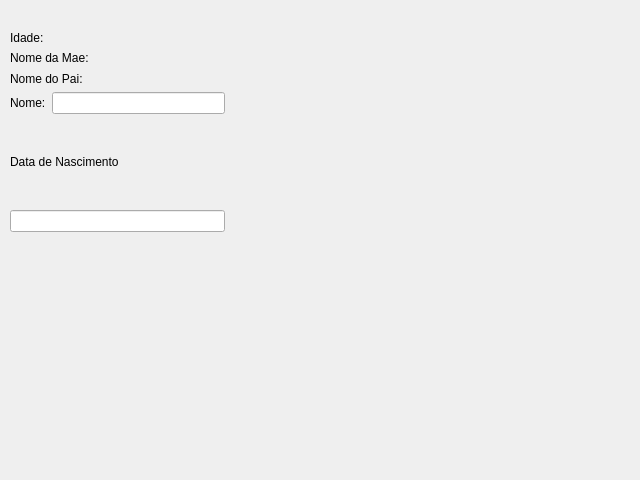
Before: the Qt Designer form src/main/python/ui/widgets/alunoForm.ui in matheusfillipe/ganec, drawn with Qt 5.
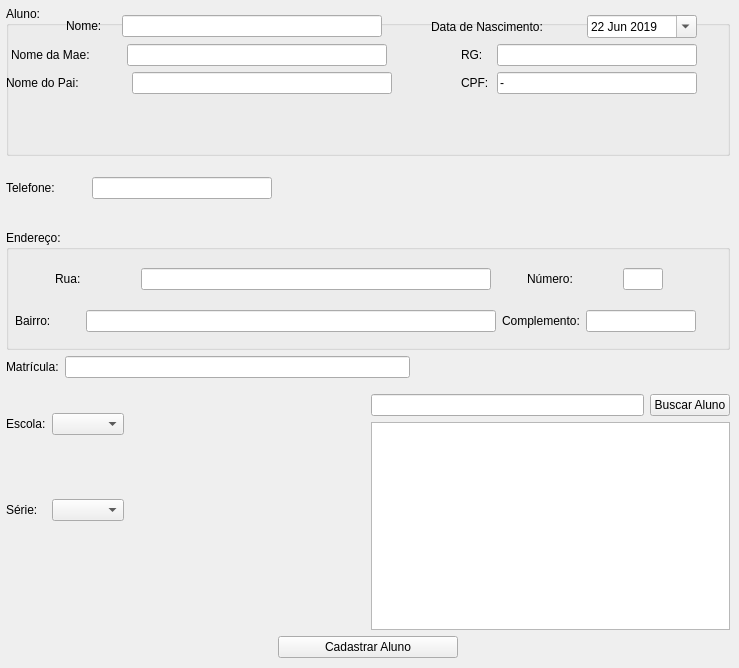
After: the same form once the commit is applied. Icons and pictures are not drawn.

Patch:
```diff
--- a/src/main/python/ui/widgets/alunoForm.ui
+++ b/src/main/python/ui/widgets/alunoForm.ui
@@ -6,71 +6,1153 @@
    <rect>
     <x>0</x>
     <y>0</y>
-    <width>640</width>
-    <height>480</height>
+    <width>739</width>
+    <height>668</height>
    </rect>
   </property>
+  <property name="sizePolicy">
+   <sizepolicy hsizetype="Expanding" vsizetype="Expanding">
+    <horstretch>0</horstretch>
+    <verstretch>0</verstretch>
+   </sizepolicy>
+  </property>
+  <property name="minimumSize">
+   <size>
+    <width>720</width>
+    <height>500</height>
+   </size>
+  </property>
+  <property name="maximumSize">
+   <size>
+    <width>10000</width>
+    <height>1000</height>
+   </size>
+  </property>
+  <property name="mouseTracking">
+   <bool>false</bool>
+  </property>
   <property name="windowTitle">
    <string>Form</string>
   </property>
-  <widget class="QWidget" name="">
+  <property name="windowIcon">
+   <iconset theme="a">
+    <normaloff>.</normaloff>.</iconset>
+  </property>
+  <property name="windowOpacity">
+   <double>1.000000000000000</double>
+  </property>
+  <widget class="QWidget" name="layoutWidget">
    <property name="geometry">
     <rect>
-     <x>10</x>
-     <y>30</y>
-     <width>215</width>
-     <height>202</height>
+     <x>6</x>
+     <y>6</y>
+     <width>724</width>
+     <height>652</height>
     </rect>
    </property>
-   <layout class="QVBoxLayout" name="verticalLayout_2">
+   <layout class="QVBoxLayout" name="verticalLayout_2" stretch="0,0,0,0,0,0">
+    <property name="sizeConstraint">
+     <enum>QLayout::SetMaximumSize</enum>
+    </property>
+    <property name="leftMargin">
+     <number>0</number>
+    </property>
+    <property name="rightMargin">
+     <number>0</number>
+    </property>
+    <property name="bottomMargin">
+     <number>0</number>
+    </property>
     <item>
      <layout class="QVBoxLayout" name="verticalLayout">
+      <property name="sizeConstraint">
+       <enum>QLayout::SetMaximumSize</enum>
+      </property>
       <item>
-       <widget class="QLabel" name="label_2">
-        <property name="text">
-         <string>Idade:</string>
+       <widget class="QGroupBox" name="groupBox">
+        <property name="sizePolicy">
+         <sizepolicy hsizetype="Expanding" vsizetype="Preferred">
+          <horstretch>0</horstretch>
+          <verstretch>0</verstretch>
+         </sizepolicy>
         </property>
+        <property name="minimumSize">
+         <size>
+          <width>720</width>
+          <height>150</height>
+         </size>
+        </property>
+        <property name="maximumSize">
+         <size>
+          <width>1000</width>
+          <height>16777215</height>
+         </size>
+        </property>
+        <property name="title">
+         <string>Aluno:</string>
+        </property>
+        <widget class="QWidget" name="verticalLayoutWidget">
+         <property name="geometry">
+          <rect>
+           <x>0</x>
+           <y>9</y>
+           <width>691</width>
+           <height>131</height>
+          </rect>
+         </property>
+         <layout class="QVBoxLayout" name="verticalLayout_4">
+          <property name="sizeConstraint">
+           <enum>QLayout::SetMinAndMaxSize</enum>
+          </property>
+          <property name="topMargin">
+           <number>0</number>
+          </property>
+          <item>
+           <layout class="QHBoxLayout" name="horizontalLayout">
+            <property name="sizeConstraint">
+             <enum>QLayout::SetNoConstraint</enum>
+            </property>
+            <item>
+             <spacer name="horizontalSpacer">
+              <property name="orientation">
+               <enum>Qt::Horizontal</enum>
+              </property>
+              <property name="sizeType">
+               <enum>QSizePolicy::Fixed</enum>
+              </property>
+              <property name="sizeHint" stdset="0">
+               <size>
+                <width>60</width>
+                <height>20</height>
+               </size>
+              </property>
+             </spacer>
+            </item>
+            <item>
+             <widget class="QLabel" name="label">
+              <property name="sizePolicy">
+               <sizepolicy hsizetype="Fixed" vsizetype="Preferred">
+                <horstretch>0</horstretch>
+                <verstretch>0</verstretch>
+               </sizepolicy>
+              </property>
+              <property name="minimumSize">
+               <size>
+                <width>50</width>
+                <height>0</height>
+               </size>
+              </property>
+              <property name="maximumSize">
+               <size>
+                <width>35</width>
+                <height>20</height>
+               </size>
+              </property>
+              <property name="text">
+               <string>Nome:</string>
+              </property>
+             </widget>
+            </item>
+            <item>
+             <widget class="QLineEdit" name="lineEditNome">
+              <property name="sizePolicy">
+               <sizepolicy hsizetype="Expanding" vsizetype="Fixed">
+                <horstretch>0</horstretch>
+                <verstretch>0</verstretch>
+               </sizepolicy>
+              </property>
+              <property name="minimumSize">
+               <size>
+                <width>260</width>
+                <height>0</height>
+               </size>
+              </property>
+              <property name="maximumSize">
+               <size>
+                <width>16777215</width>
+                <height>16777215</height>
+               </size>
+              </property>
+             </widget>
+            </item>
+            <item>
+             <spacer name="horizontalSpacer_2">
+              <property name="orientation">
+               <enum>Qt::Horizontal</enum>
+              </property>
+              <property name="sizeType">
+               <enum>QSizePolicy::Expanding</enum>
+              </property>
+              <property name="sizeHint" stdset="0">
+               <size>
+                <width>50</width>
+                <height>20</height>
+               </size>
+              </property>
+             </spacer>
+            </item>
+            <item>
+             <widget class="QLabel" name="label_5">
+              <property name="sizePolicy">
+               <sizepolicy hsizetype="Preferred" vsizetype="Preferred">
+                <horstretch>100</horstretch>
+                <verstretch>0</verstretch>
+               </sizepolicy>
+              </property>
+              <property name="minimumSize">
+               <size>
+                <width>150</width>
+                <height>0</height>
+               </size>
+              </property>
+              <property name="maximumSize">
+               <size>
+                <width>90</width>
+                <height>16777215</height>
+               </size>
+              </property>
+              <property name="text">
+               <string>Data de Nascimento:</string>
+              </property>
+             </widget>
+            </item>
+            <item>
+             <widget class="QDateEdit" name="dateEditNascimento">
+              <property name="sizePolicy">
+               <sizepolicy hsizetype="Fixed" vsizetype="Fixed">
+                <horstretch>90</horstretch>
+                <verstretch>0</verstretch>
+               </sizepolicy>
+              </property>
+              <property name="minimumSize">
+               <size>
+                <width>110</width>
+                <height>0</height>
+               </size>
+              </property>
+              <property name="maximumSize">
+               <size>
+                <width>100</width>
+                <height>16777215</height>
+               </size>
+              </property>
+              <property name="buttonSymbols">
+               <enum>QAbstractSpinBox::PlusMinus</enum>
+              </property>
+              <property name="dateTime">
+               <datetime>
+                <hour>0</hour>
+                <minute>0</minute>
+                <second>0</second>
+                <year>2019</year>
+                <month>6</month>
+                <day>22</day>
+               </datetime>
+              </property>
+              <property name="calendarPopup">
+               <bool>true</bool>
+              </property>
+             </widget>
+            </item>
+           </layout>
+          </item>
+          <item>
+           <layout class="QHBoxLayout" name="horizontalLayout_5">
+            <property name="sizeConstraint">
+             <enum>QLayout::SetMaximumSize</enum>
+            </property>
+            <item>
+             <spacer name="horizontalSpacer_11">
+              <property name="orientation">
+               <enum>Qt::Horizontal</enum>
+              </property>
+              <property name="sizeType">
+               <enum>QSizePolicy::Fixed</enum>
+              </property>
+              <property name="sizeHint" stdset="0">
+               <size>
+                <width>5</width>
+                <height>20</height>
+               </size>
+              </property>
+             </spacer>
+            </item>
+            <item>
+             <widget class="QLabel" name="label_3">
+              <property name="enabled">
+               <bool>true</bool>
+              </property>
+              <property name="sizePolicy">
+               <sizepolicy hsizetype="Fixed" vsizetype="Fixed">
+                <horstretch>0</horstretch>
+                <verstretch>0</verstretch>
+               </sizepolicy>
+              </property>
+              <property name="minimumSize">
+               <size>
+                <width>110</width>
+                <height>0</height>
+               </size>
+              </property>
+              <property name="maximumSize">
+               <size>
+                <width>80</width>
+                <height>16777215</height>
+               </size>
+              </property>
+              <property name="text">
+               <string>Nome da Mae:</string>
+              </property>
+             </widget>
+            </item>
+            <item>
+             <widget class="QLineEdit" name="lineEditNomeDaMae">
+              <property name="minimumSize">
+               <size>
+                <width>260</width>
+                <height>0</height>
+               </size>
+              </property>
+              <property name="maximumSize">
+               <size>
+                <width>16777215</width>
+                <height>16777215</height>
+               </size>
+              </property>
+             </widget>
+            </item>
+            <item>
+             <spacer name="horizontalSpacer_6">
+              <property name="orientation">
+               <enum>Qt::Horizontal</enum>
+              </property>
+              <property name="sizeType">
+               <enum>QSizePolicy::Expanding</enum>
+              </property>
+              <property name="sizeHint" stdset="0">
+               <size>
+                <width>50</width>
+                <height>20</height>
+               </size>
+              </property>
+             </spacer>
+            </item>
+            <item>
+             <widget class="QLabel" name="label_10">
+              <property name="minimumSize">
+               <size>
+                <width>30</width>
+                <height>0</height>
+               </size>
+              </property>
+              <property name="maximumSize">
+               <size>
+                <width>30</width>
+                <height>16777215</height>
+               </size>
+              </property>
+              <property name="text">
+               <string>RG:</string>
+              </property>
+             </widget>
+            </item>
+            <item>
+             <widget class="QLineEdit" name="lineEditRG">
+              <property name="minimumSize">
+               <size>
+                <width>200</width>
+                <height>0</height>
+               </size>
+              </property>
+              <property name="maximumSize">
+               <size>
+                <width>200</width>
+                <height>16777215</height>
+               </size>
+              </property>
+              <property name="inputMethodHints">
+               <set>Qt::ImhPreferNumbers</set>
+              </property>
+             </widget>
+            </item>
+           </layout>
+          </item>
+          <item>
+           <layout class="QHBoxLayout" name="horizontalLayout_3">
+            <property name="sizeConstraint">
+             <enum>QLayout::SetMaximumSize</enum>
+            </property>
+            <item>
+             <widget class="QLabel" name="label_4">
+              <property name="sizePolicy">
+               <sizepolicy hsizetype="Fixed" vsizetype="Preferred">
+                <horstretch>0</horstretch>
+                <verstretch>0</verstretch>
+               </sizepolicy>
+              </property>
+              <property name="minimumSize">
+               <size>
+                <width>120</width>
+                <height>0</height>
+               </size>
+              </property>
+              <property name="maximumSize">
+               <size>
+                <width>62</width>
+                <height>16777215</height>
+               </size>
+              </property>
+              <property name="text">
+               <string>Nome do Pai:</string>
+              </property>
+             </widget>
+            </item>
+            <item>
+             <widget class="QLineEdit" name="lineEditNomeDoPai">
+              <property name="minimumSize">
+               <size>
+                <width>260</width>
+                <height>0</height>
+               </size>
+              </property>
+              <property name="maximumSize">
+               <size>
+                <width>16777215</width>
+                <height>16777215</height>
+               </size>
+              </property>
+             </widget>
+            </item>
+            <item>
+             <spacer name="horizontalSpacer_7">
+              <property name="orientation">
+               <enum>Qt::Horizontal</enum>
+              </property>
+              <property name="sizeType">
+               <enum>QSizePolicy::Expanding</enum>
+              </property>
+              <property name="sizeHint" stdset="0">
+               <size>
+                <width>50</width>
+                <height>20</height>
+               </size>
+              </property>
+             </spacer>
+            </item>
+            <item>
+             <widget class="QLabel" name="label_9">
+              <property name="minimumSize">
+               <size>
+                <width>30</width>
+                <height>0</height>
+               </size>
+              </property>
+              <property name="maximumSize">
+               <size>
+                <width>30</width>
+                <height>16777215</height>
+               </size>
+              </property>
+              <property name="text">
+               <string>CPF:</string>
+              </property>
+             </widget>
+            </item>
+            <item>
+             <widget class="QLineEdit" name="lineEditCPF">
+              <property name="sizePolicy">
+               <sizepolicy hsizetype="Expanding" vsizetype="Fixed">
+                <horstretch>0</horstretch>
+                <verstretch>0</verstretch>
+               </sizepolicy>
+              </property>
+              <property name="minimumSize">
+               <size>
+                <width>200</width>
+                <height>0</height>
+               </size>
+              </property>
+              <property name="maximumSize">
+               <size>
+                <width>200</width>
+                <height>16777215</height>
+               </size>
+              </property>
+              <property name="inputMethodHints">
+               <set>Qt::ImhPreferNumbers</set>
+              </property>
+              <property name="text">
+               <string>-</string>
+              </property>
+             </widget>
+            </item>
+           </layout>
+          </item>
+         </layout>
+        </widget>
        </widget>
       </item>
+     </layout>
+    </item>
+    <item>
+     <spacer name="verticalSpacer_6">
+      <property name="orientation">
+       <enum>Qt::Vertical</enum>
+      </property>
+      <property name="sizeType">
+       <enum>QSizePolicy::Fixed</enum>
+      </property>
+      <property name="sizeHint" stdset="0">
+       <size>
+        <width>20</width>
+        <height>15</height>
+       </size>
+      </property>
+     </spacer>
+    </item>
+    <item>
+     <layout class="QHBoxLayout" name="horizontalLayout_9">
+      <property name="topMargin">
+       <number>0</number>
+      </property>
       <item>
-       <widget class="QLabel" name="label_3">
+       <widget class="QLabel" name="label_13">
+        <property name="minimumSize">
+         <size>
+          <width>80</width>
+          <height>0</height>
+         </size>
+        </property>
+        <property name="maximumSize">
+         <size>
+          <width>50</width>
+          <height>16777215</height>
+         </size>
+        </property>
         <property name="text">
-         <string>Nome da Mae:</string>
+         <string>Telefone:</string>
         </property>
        </widget>
       </item>
       <item>
-       <widget class="QLabel" name="label_4">
-        <property name="text">
-         <string>Nome do Pai:</string>
+       <widget class="QLineEdit" name="lineEditTelefone">
+        <property name="maximumSize">
+         <size>
+          <width>180</width>
+          <height>16777215</height>
+         </size>
         </property>
        </widget>
       </item>
       <item>
-       <layout class="QHBoxLayout" name="horizontalLayout">
+       <spacer name="horizontalSpacer_3">
+        <property name="orientation">
+         <enum>Qt::Horizontal</enum>
+        </property>
+        <property name="sizeHint" stdset="0">
+         <size>
+          <width>30</width>
+          <height>20</height>
+         </size>
+        </property>
+       </spacer>
+      </item>
+     </layout>
+    </item>
+    <item>
+     <spacer name="verticalSpacer_4">
+      <property name="orientation">
+       <enum>Qt::Vertical</enum>
+      </property>
+      <property name="sizeType">
+       <enum>QSizePolicy::Fixed</enum>
+      </property>
+      <property name="sizeHint" stdset="0">
+       <size>
+        <width>20</width>
+        <height>15</height>
+       </size>
+      </property>
+     </spacer>
+    </item>
+    <item>
+     <widget class="QGroupBox" name="groupBox_2">
+      <property name="sizePolicy">
+       <sizepolicy hsizetype="Preferred" vsizetype="Fixed">
+        <horstretch>0</horstretch>
+        <verstretch>0</verstretch>
+       </sizepolicy>
+      </property>
+      <property name="minimumSize">
+       <size>
+        <width>500</width>
+        <height>120</height>
+       </size>
+      </property>
+      <property name="maximumSize">
+       <size>
+        <width>16777215</width>
+        <height>100</height>
+       </size>
+      </property>
+      <property name="title">
+       <string>Endereço:</string>
+      </property>
+      <widget class="QWidget" name="verticalLayoutWidget_2">
+       <property name="geometry">
+        <rect>
+         <x>9</x>
+         <y>19</y>
+         <width>681</width>
+         <height>97</height>
+        </rect>
+       </property>
+       <layout class="QVBoxLayout" name="verticalLayout_5">
         <item>
-         <widget class="QLabel" name="label">
-          <property name="text">
-           <string>Nome:</string>
+         <spacer name="verticalSpacer">
+          <property name="orientation">
+           <enum>Qt::Vertical</enum>
           </property>
-         </widget>
+          <property name="sizeType">
+           <enum>QSizePolicy::Fixed</enum>
+          </property>
+          <property name="sizeHint" stdset="0">
+           <size>
+            <width>5</width>
+            <height>5</height>
+           </size>
+          </property>
+         </spacer>
         </item>
         <item>
-         <widget class="QLineEdit" name="lineEdit"/>
+         <layout class="QHBoxLayout" name="horizontalLayout_4">
+          <item>
+           <spacer name="horizontalSpacer_5">
+            <property name="orientation">
+             <enum>Qt::Horizontal</enum>
+            </property>
+            <property name="sizeType">
+             <enum>QSizePolicy::Fixed</enum>
+            </property>
+            <property name="sizeHint" stdset="0">
+             <size>
+              <width>10</width>
+              <height>20</height>
+             </size>
+            </property>
+           </spacer>
+          </item>
+          <item>
+           <widget class="QLabel" name="label_6">
+            <property name="sizePolicy">
+             <sizepolicy hsizetype="Minimum" vsizetype="Minimum">
+              <horstretch>0</horstretch>
+              <verstretch>0</verstretch>
+             </sizepolicy>
+            </property>
+            <property name="minimumSize">
+             <size>
+              <width>50</width>
+              <height>0</height>
+             </size>
+            </property>
+            <property name="maximumSize">
+             <size>
+              <width>25</width>
+              <height>16777215</height>
+             </size>
+            </property>
+            <property name="text">
+             <string>Rua:</string>
+            </property>
+           </widget>
+          </item>
+          <item>
+           <widget class="QLineEdit" name="lineEditRua">
+            <property name="sizePolicy">
+             <sizepolicy hsizetype="Expanding" vsizetype="Fixed">
+              <horstretch>0</horstretch>
+              <verstretch>0</verstretch>
+             </sizepolicy>
+            </property>
+            <property name="minimumSize">
+             <size>
+              <width>0</width>
+              <height>0</height>
+             </size>
+            </property>
+            <property name="maximumSize">
+             <size>
+              <width>350</width>
+              <height>16777215</height>
+             </size>
+            </property>
+           </widget>
+          </item>
+          <item>
+           <widget class="QLabel" name="label_7">
+            <property name="sizePolicy">
+             <sizepolicy hsizetype="Maximum" vsizetype="Maximum">
+              <horstretch>0</horstretch>
+              <verstretch>0</verstretch>
+             </sizepolicy>
+            </property>
+            <property name="minimumSize">
+             <size>
+              <width>40</width>
+              <height>0</height>
+             </size>
+            </property>
+            <property name="maximumSize">
+             <size>
+              <width>60</width>
+              <height>16777215</height>
+             </size>
+            </property>
+            <property name="text">
+             <string>Número:</string>
+            </property>
+           </widget>
+          </item>
+          <item>
+           <widget class="QLineEdit" name="lineEditNumero">
+            <property name="sizePolicy">
+             <sizepolicy hsizetype="Fixed" vsizetype="Fixed">
+              <horstretch>0</horstretch>
+              <verstretch>0</verstretch>
+             </sizepolicy>
+            </property>
+            <property name="minimumSize">
+             <size>
+              <width>40</width>
+              <height>10</height>
+             </size>
+            </property>
+            <property name="maximumSize">
+             <size>
+              <width>40</width>
+              <height>16777215</height>
+             </size>
+            </property>
+            <property name="inputMethodHints">
+             <set>Qt::ImhPreferNumbers</set>
+            </property>
+           </widget>
+          </item>
+         </layout>
+        </item>
+        <item>
+         <layout class="QHBoxLayout" name="horizontalLayout_6">
+          <item>
+           <widget class="QLabel" name="label_8">
+            <property name="minimumSize">
+             <size>
+              <width>65</width>
+              <height>0</height>
+             </size>
+            </property>
+            <property name="maximumSize">
+             <size>
+              <width>35</width>
+              <height>16777215</height>
+             </size>
+            </property>
+            <property name="text">
+             <string>Bairro:</string>
+            </property>
+           </widget>
+          </item>
+          <item>
+           <widget class="QLineEdit" name="lineEditBairro">
+            <property name="sizePolicy">
+             <sizepolicy hsizetype="Expanding" vsizetype="Fixed">
+              <horstretch>0</horstretch>
+              <verstretch>0</verstretch>
+             </sizepolicy>
+            </property>
+            <property name="minimumSize">
+             <size>
+              <width>0</width>
+              <height>0</height>
+             </size>
+            </property>
+            <property name="maximumSize">
+             <size>
+              <width>16777215</width>
+              <height>16777215</height>
+             </size>
+            </property>
+           </widget>
+          </item>
+          <item>
+           <widget class="QLabel" name="label_11">
+            <property name="minimumSize">
+             <size>
+              <width>70</width>
+              <height>0</height>
+             </size>
+            </property>
+            <property name="maximumSize">
+             <size>
+              <width>120</width>
+              <height>16777215</height>
+             </size>
+            </property>
+            <property name="text">
+             <string>Complemento:</string>
+            </property>
+           </widget>
+          </item>
+          <item>
+           <widget class="QLineEdit" name="lineEditComplemento">
+            <property name="sizePolicy">
+             <sizepolicy hsizetype="Expanding" vsizetype="Fixed">
+              <horstretch>0</horstretch>
+              <verstretch>0</verstretch>
+             </sizepolicy>
+            </property>
+            <property name="minimumSize">
+             <size>
+              <width>50</width>
+              <height>0</height>
+             </size>
+            </property>
+            <property name="maximumSize">
+             <size>
+              <width>110</width>
+              <height>16777215</height>
+             </size>
+            </property>
+           </widget>
+          </item>
+         </layout>
         </item>
        </layout>
-      </item>
-     </layout>
-    </item>
-    <item>
-     <widget class="QLabel" name="label_5">
-      <property name="text">
-       <string>Data de Nascimento</string>
-      </property>
+      </widget>
      </widget>
     </item>
     <item>
-     <widget class="QLineEdit" name="lineEdit_2"/>
+     <layout class="QHBoxLayout" name="horizontalLayout_2">
+      <item>
+       <layout class="QVBoxLayout" name="verticalLayout_3">
+        <item>
+         <spacer name="verticalSpacer_2">
+          <property name="orientation">
+           <enum>Qt::Vertical</enum>
+          </property>
+          <property name="sizeType">
+           <enum>QSizePolicy::Fixed</enum>
+          </property>
+          <property name="sizeHint" stdset="0">
+           <size>
+            <width>20</width>
+            <height>10</height>
+           </size>
+          </property>
+         </spacer>
+        </item>
+        <item>
+         <layout class="QHBoxLayout" name="horizontalLayout_13">
+          <property name="topMargin">
+           <number>0</number>
+          </property>
+          <item>
+           <widget class="QLabel" name="label_12">
+            <property name="minimumSize">
+             <size>
+              <width>0</width>
+              <height>0</height>
+             </size>
+            </property>
+            <property name="text">
+             <string>Matrícula:</string>
+            </property>
+           </widget>
+          </item>
+          <item>
+           <widget class="QLineEdit" name="lineEditMatricula"/>
+          </item>
+          <item>
+           <spacer name="horizontalSpacer_12">
+            <property name="orientation">
+             <enum>Qt::Horizontal</enum>
+            </property>
+            <property name="sizeType">
+             <enum>QSizePolicy::Fixed</enum>
+            </property>
+            <property name="sizeHint" stdset="0">
+             <size>
+              <width>320</width>
+              <height>10</height>
+             </size>
+            </property>
+           </spacer>
+          </item>
+         </layout>
+        </item>
+        <item>
+         <spacer name="verticalSpacer_7">
+          <property name="orientation">
+           <enum>Qt::Vertical</enum>
+          </property>
+          <property name="sizeType">
+           <enum>QSizePolicy::Fixed</enum>
+          </property>
+          <property name="sizeHint" stdset="0">
+           <size>
+            <width>10</width>
+            <height>10</height>
+           </size>
+          </property>
+         </spacer>
+        </item>
+        <item>
+         <layout class="QHBoxLayout" name="horizontalLayout_14">
+          <property name="leftMargin">
+           <number>0</number>
+          </property>
+          <property name="topMargin">
+           <number>0</number>
+          </property>
+          <property name="rightMargin">
+           <number>0</number>
+          </property>
+          <item>
+           <layout class="QVBoxLayout" name="verticalLayout_6">
+            <property name="topMargin">
+             <number>10</number>
+            </property>
+            <item>
+             <layout class="QHBoxLayout" name="horizontalLayout_11">
+              <property name="topMargin">
+               <number>0</number>
+              </property>
+              <item>
+               <widget class="QLabel" name="label_14">
+                <property name="sizePolicy">
+                 <sizepolicy hsizetype="Preferred" vsizetype="Expanding">
+                  <horstretch>0</horstretch>
+                  <verstretch>0</verstretch>
+                 </sizepolicy>
+                </property>
+                <property name="minimumSize">
+                 <size>
+                  <width>40</width>
+                  <height>0</height>
+                 </size>
+                </property>
+                <property name="maximumSize">
+                 <size>
+                  <width>60</width>
+                  <height>40</height>
+                 </size>
+                </property>
+                <property name="text">
+                 <string>Escola:</string>
+                </property>
+               </widget>
+              </item>
+              <item>
+               <widget class="QComboBox" name="comboBoxEscolas"/>
+              </item>
+              <item>
+               <spacer name="horizontalSpacer_8">
+                <property name="orientation">
+                 <enum>Qt::Horizontal</enum>
+                </property>
+                <property name="sizeHint" stdset="0">
+                 <size>
+                  <width>40</width>
+                  <height>20</height>
+                 </size>
+                </property>
+               </spacer>
+              </item>
+             </layout>
+            </item>
+            <item>
+             <spacer name="verticalSpacer_3">
+              <property name="orientation">
+               <enum>Qt::Vertical</enum>
+              </property>
+              <property name="sizeType">
+               <enum>QSizePolicy::Fixed</enum>
+              </property>
+              <property name="sizeHint" stdset="0">
+               <size>
+                <width>20</width>
+                <height>20</height>
+               </size>
+              </property>
+             </spacer>
+            </item>
+            <item>
+             <layout class="QHBoxLayout" name="horizontalLayout_12">
+              <property name="spacing">
+               <number>6</number>
+              </property>
+              <property name="topMargin">
+               <number>0</number>
+              </property>
+              <item>
+               <widget class="QLabel" name="label_2">
+                <property name="sizePolicy">
+                 <sizepolicy hsizetype="Preferred" vsizetype="Expanding">
+                  <horstretch>0</horstretch>
+                  <verstretch>0</verstretch>
+                 </sizepolicy>
+                </property>
+                <property name="minimumSize">
+                 <size>
+                  <width>40</width>
+                  <height>0</height>
+                 </size>
+                </property>
+                <property name="maximumSize">
+                 <size>
+                  <width>80</width>
+                  <height>16777215</height>
+                 </size>
+                </property>
+                <property name="text">
+                 <string>Série:</string>
+                </property>
+               </widget>
+              </item>
+              <item>
+               <widget class="QComboBox" name="comboBoxSerie"/>
+              </item>
+              <item>
+               <spacer name="horizontalSpacer_9">
+                <property name="orientation">
+                 <enum>Qt::Horizontal</enum>
+                </property>
+                <property name="sizeHint" stdset="0">
+                 <size>
+                  <width>30</width>
+                  <height>20</height>
+                 </size>
+                </property>
+               </spacer>
+              </item>
+             </layout>
+            </item>
+            <item>
+             <spacer name="verticalSpacer_5">
+              <property name="orientation">
+               <enum>Qt::Vertical</enum>
+              </property>
+              <property name="sizeType">
+               <enum>QSizePolicy::Expanding</enum>
+              </property>
+              <property name="sizeHint" stdset="0">
+               <size>
+                <width>0</width>
+                <height>10</height>
+               </size>
+              </property>
+             </spacer>
+            </item>
+           </layout>
+          </item>
+          <item>
+           <layout class="QVBoxLayout" name="verticalLayout_7">
+            <property name="rightMargin">
+             <number>0</number>
+            </property>
+            <item>
+             <layout class="QHBoxLayout" name="horizontalLayout_15">
+              <property name="topMargin">
+               <number>0</number>
+              </property>
+              <item>
+               <widget class="QLineEdit" name="lineEditBuscarAlunos"/>
+              </item>
+              <item>
+               <widget class="QPushButton" name="pushButtonBuscarAluno">
+                <property name="text">
+                 <string>Buscar Aluno</string>
+                </property>
+               </widget>
+              </item>
+             </layout>
+            </item>
+            <item>
+             <widget class="QListView" name="listViewAlunos">
+              <property name="editTriggers">
+               <set>QAbstractItemView::NoEditTriggers</set>
+              </property>
+             </widget>
+            </item>
+           </layout>
+          </item>
+         </layout>
+        </item>
+        <item>
+         <layout class="QHBoxLayout" name="horizontalLayout_8">
+          <property name="topMargin">
+           <number>0</number>
+          </property>
+          <item>
+           <spacer name="horizontalSpacer_10">
+            <property name="orientation">
+             <enum>Qt::Horizontal</enum>
+            </property>
+            <property name="sizeType">
+             <enum>QSizePolicy::Minimum</enum>
+            </property>
+            <property name="sizeHint" stdset="0">
+             <size>
+              <width>20</width>
+              <height>0</height>
+             </size>
+            </property>
+           </spacer>
+          </item>
+         </layout>
+        </item>
+        <item>
+         <layout class="QHBoxLayout" name="horizontalLayout_10">
+          <property name="topMargin">
+           <number>0</number>
+          </property>
+          <item>
+           <widget class="QPushButton" name="pushButtonAdiconar">
+            <property name="maximumSize">
+             <size>
+              <width>180</width>
+              <height>16777215</height>
+             </size>
+            </property>
+            <property name="cursor">
+             <cursorShape>ArrowCursor</cursorShape>
+            </property>
+            <property name="text">
+             <string>Cadastrar Aluno</string>
+            </property>
+            <property name="autoDefault">
+             <bool>false</bool>
+            </property>
+           </widget>
+          </item>
+         </layout>
+        </item>
+        <item>
+         <layout class="QHBoxLayout" name="horizontalLayout_7">
+          <property name="sizeConstraint">
+           <enum>QLayout::SetMaximumSize</enum>
+          </property>
+          <property name="leftMargin">
+           <number>0</number>
+          </property>
+          <property name="topMargin">
+           <number>0</number>
+          </property>
+         </layout>
+        </item>
+       </layout>
+      </item>
+     </layout>
     </item>
    </layout>
   </widget>
```
Left out of the diff: 198 changed lines with no effect on the pictures.
